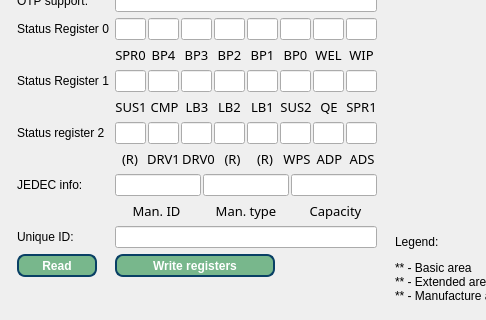
Qt form IMSProg_programmer/dialogsfdp.ui (bigbigmdm/IMSProg) before a commit; both pictures show x 0 to 486 and y 195 to 515 of the 874 by 515 pixel window.
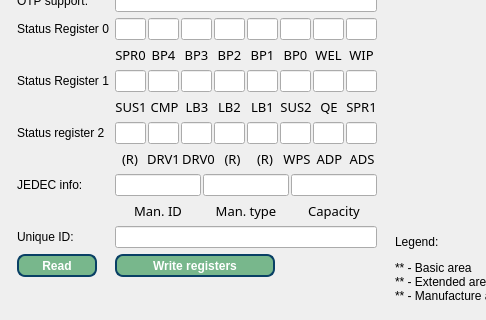
The same form after that commit. Icons and pictures are not drawn.

Commit message: Fix:incorrect stretching of elements

Patch:
```diff
--- a/IMSProg_programmer/dialogsfdp.ui
+++ b/IMSProg_programmer/dialogsfdp.ui
@@ -1283,8 +1283,8 @@
      </item>
      <item row="15" column="1">
       <layout class="QHBoxLayout" name="horizontalLayout_8">
-       <property name="sizeConstraint">
-        <enum>QLayout::SetMaximumSize</enum>
+       <property name="spacing">
+        <number>2</number>
        </property>
        <property name="bottomMargin">
         <number>0</number>
```
Left out of the diff: 20 changed lines with no effect on the pictures.
